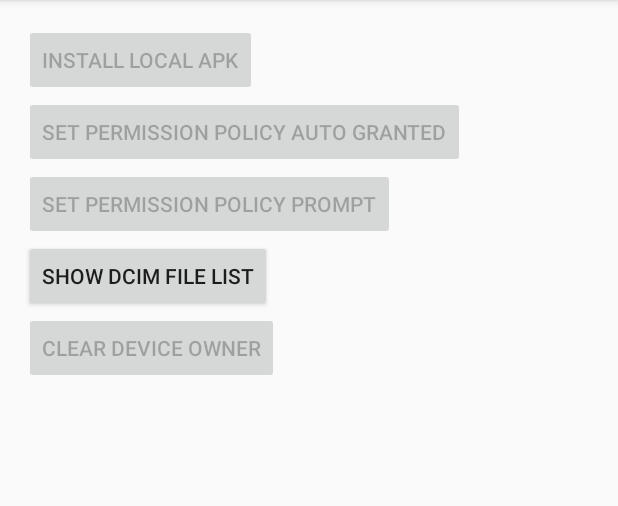
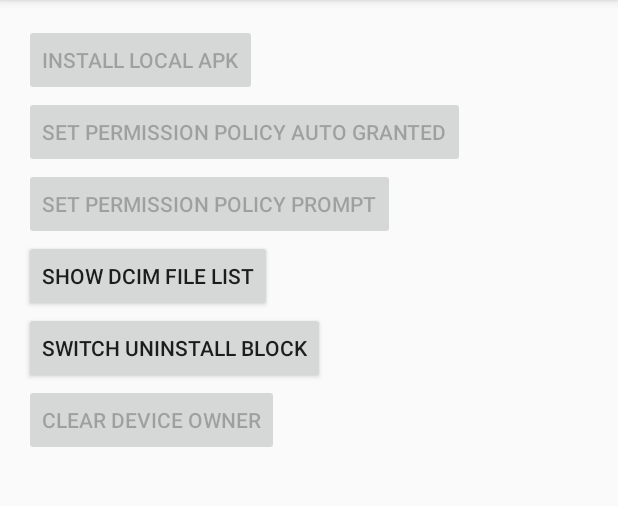
Before and after one commit to LyricalMaestro/DeviceOwnerSample, an Android app: the screen it shows after launch (MainActivity), on a phone screen of 412 x 824 dp, the part 84-590 px from its top. Run offline under Robolectric (Android 15) with nearby library versions, the phone set to English and light mode, and no system bars.

Commit message:
アンインストール禁止の設定を実装。

```diff
--- a/app/src/main/java/com/lyricaloriginal/deviceownersample/MainActivity.java
+++ b/app/src/main/java/com/lyricaloriginal/deviceownersample/MainActivity.java
@@ -23,9 +23,13 @@ public class MainActivity extends AppCompatActivity {
 
     private static final int REQUEST_CODE_STORAGE_PERMISSION = 1;
 
+    //  これはお手持ちのアプリのpackage nameを指定してください。
+    private static final String TARGET_UNINSTALL_PACKAGE = "";
+
     private Button mInstallLocalAppBtn;
     private Button mPolicyAutoGrantedBtn;
     private Button mPolicyPromptBtn;
+    private Button mSwitchUninstallBlockBtn;
     private Button mClearDeviceOwnerBtn;
 
     private DevicePolicyManager mDpm;
@@ -81,6 +85,18 @@ public class MainActivity extends AppCompatActivity {
                 showDcimList();
             }
         });
+        mSwitchUninstallBlockBtn = (Button) findViewById(R.id.switch_uninstall_block_btn);
+        mSwitchUninstallBlockBtn.setOnClickListener(new View.OnClickListener() {
+            @Override
+            public void onClick(View v) {
+                ComponentName cn = new ComponentName(MainActivity.this, MyDeviceAdminReceiver.class);
+                if (mDpm.isUninstallBlocked(cn, TARGET_UNINSTALL_PACKAGE)) {
+                    mDpm.setUninstallBlocked(cn, TARGET_UNINSTALL_PACKAGE, false);
+                } else {
+                    mDpm.setUninstallBlocked(cn, TARGET_UNINSTALL_PACKAGE, true);
+                }
+            }
+        });
         mClearDeviceOwnerBtn = (Button) findViewById(R.id.clear_device_owner_btn);
         mClearDeviceOwnerBtn.setOnClickListener(new View.OnClickListener() {
             @Override
--- a/app/src/main/res/layout/activity_main.xml
+++ b/app/src/main/res/layout/activity_main.xml
@@ -35,6 +35,12 @@
         android:text="show DCIM file list" />
 
     <Button
+        android:id="@+id/switch_uninstall_block_btn"
+        android:layout_width="wrap_content"
+        android:layout_height="wrap_content"
+        android:text="switch uninstall block" />
+
+    <Button
         android:id="@+id/clear_device_owner_btn"
         android:layout_width="wrap_content"
         android:layout_height="wrap_content"
```
